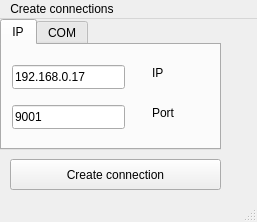
This is ConnectionCreator/connection_creator.ui in TitovNikitaGeo/Navigation as Qt 5 draws it before an edit. The edited form follows.
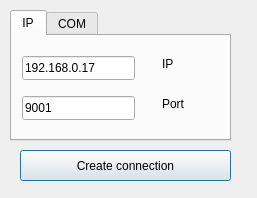
This is the edited form.

What changed in the file:
```diff
--- a/ConnectionCreator/connection_creator.ui
+++ b/ConnectionCreator/connection_creator.ui
@@ -1,19 +1,27 @@
 <?xml version="1.0" encoding="UTF-8"?>
 <ui version="4.0">
  <class>Connection_creator</class>
- <widget class="QMainWindow" name="Connection_creator">
+ <widget class="QDialog" name="Connection_creator">
   <property name="geometry">
    <rect>
     <x>0</x>
     <y>0</y>
     <width>257</width>
-    <height>222</height>
+    <height>198</height>
    </rect>
   </property>
   <property name="windowTitle">
    <string>Connection_creator</string>
   </property>
-  <widget class="QWidget" name="centralwidget">
+  <widget class="QWidget" name="centralwidget" native="true">
+   <property name="geometry">
+    <rect>
+     <x>10</x>
+     <y>10</y>
+     <width>221</width>
+     <height>171</height>
+    </rect>
+   </property>
    <widget class="QTabWidget" name="connection_types">
     <property name="geometry">
      <rect>
@@ -193,23 +201,6 @@
     </property>
    </widget>
   </widget>
-  <widget class="QMenuBar" name="menubar">
-   <property name="geometry">
-    <rect>
-     <x>0</x>
-     <y>0</y>
-     <width>257</width>
-     <height>21</height>
-    </rect>
-   </property>
-   <widget class="QMenu" name="menuCreate_connections">
-    <property name="title">
-     <string>Create connections</string>
-    </property>
-   </widget>
-   <addaction name="menuCreate_connections"/>
-  </widget>
-  <widget class="QStatusBar" name="statusbar"/>
  </widget>
  <resources/>
  <connections/>
```
